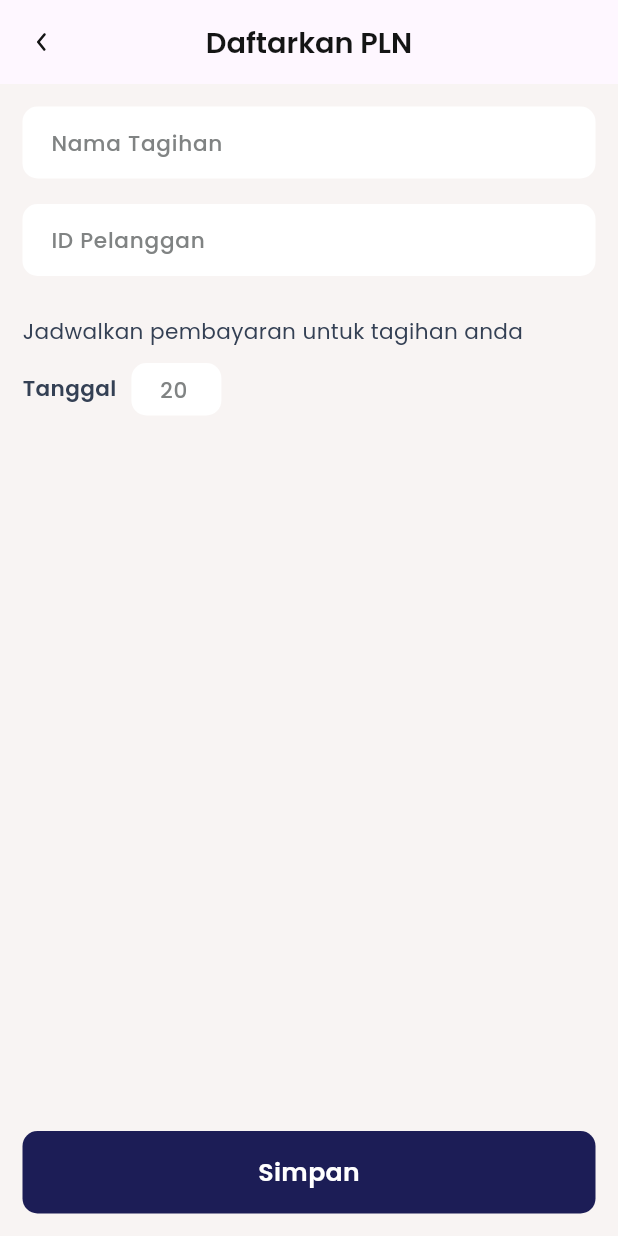
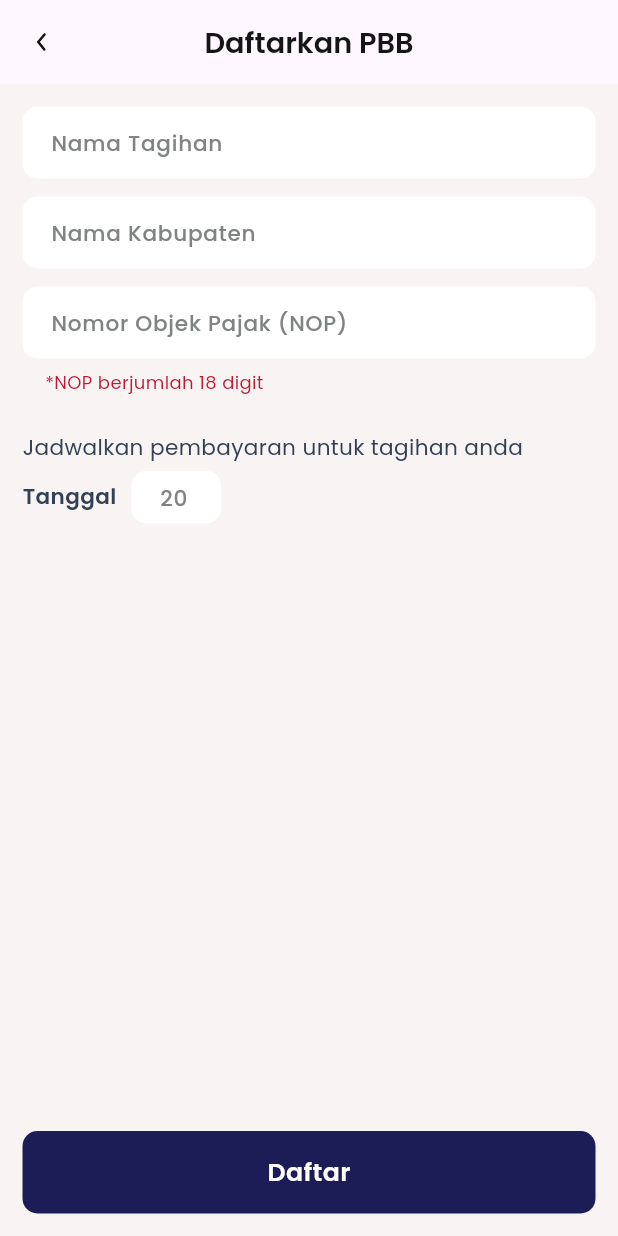
Before and after one commit to SyahranFD/govbill, a Flutter app: the screen it shows after launch, on a phone screen of 412 x 824 dp. Run offline on Flutter 3.47's test engine with Material 3 defaults, Android fonts, the phone set to English and light mode, and no system bars; our stand-ins replace flutter_svg, get, get_storage, google_fonts; project files that could hold a hidden picture were left out.

Commit message:
[A] slicing daftar PBB

```diff
--- /dev/null
+++ b/lib/app/pages/tambah_tagihan_page/component/tambah_pbb/tambah_pbb_view.dart
@@ -0,0 +1,112 @@
+import 'package:flutter/material.dart';
+import 'package:flutter/services.dart';
+import 'package:flutter/widgets.dart';
+import 'package:flutter_svg/flutter_svg.dart';
+import 'package:govbill/app/pages/tambah_tagihan_page/widget/button_widget.dart';
+import 'package:govbill/app/pages/tambah_tagihan_page/widget/text_input_widget.dart';
+import 'package:govbill/common/helper/themes.dart';
+
+class TambahPbbView extends StatelessWidget {
+  const TambahPbbView({super.key});
+
+  @override
+  Widget build(BuildContext context) {
+    return Scaffold(
+      backgroundColor: backgroundPageColor,
+      appBar: AppBar(
+        title: Text(
+          "Daftarkan PBB",
+          style: tsBodyLargeSemiboldBlack,
+        ),
+        centerTitle: true,
+        leading: IconButton(
+            onPressed: () {},
+            icon: SvgPicture.asset("assets/icons/icArrowBack.svg")),
+      ),
+      body: Container(
+          width: double.infinity,
+          margin: EdgeInsets.symmetric(horizontal: 15),
+          height: double.infinity,
+          child: SingleChildScrollView(
+            child:
+                Column(crossAxisAlignment: CrossAxisAlignment.start, children: [
+              SizedBox(
+                height: 15,
+              ),
+              TextInputWidget(
+                hintText: "Nama Tagihan",
+                height: 50,
+                padding: EdgeInsets.only(top: 10, left: 15),
+              ),
+              SizedBox(
+                height: 10,
+              ),
+              TextInputWidget(
+                hintText: "Nama Kabupaten",
+                height: 50,
+                padding: EdgeInsets.only(top: 10, left: 15),
+              ),
+              SizedBox(
+                height: 10,
+              ),
+              TextInputWidget(
+                hintText: "Nomor Objek Pajak (NOP)",
+                height: 50,
+                padding: EdgeInsets.only(top: 10, left: 15),
+              ),
+              SizedBox(
+                height: 5,
+              ),
+              Padding(
+                padding: const EdgeInsets.only(left: 15),
+                child: Text(
+                  "*NOP berjumlah 18 digit",
+                  style: tsLabelRegularRed,
+                ),
+              ),
+              SizedBox(
+                height: 25,
+              ),
+              Text(
+                "Jadwalkan pembayaran untuk tagihan anda",
+                style: tsBodySmallRegularBlueGrey,
+              ),
+              SizedBox(
+                height: 5,
+              ),
+              Row(
+                children: [
+                  Text(
+                    "Tanggal",
+                    style: tsBodySmallSemiboldBlueGrey,
+                  ),
+                  SizedBox(
+                    width: 10,
+                  ),
+                  TextInputWidget(
+                    height: 35,
+                    width: 60,
+                    hintText: "20",
+                    keyboard: TextInputType.number,
+                    inputFormatters: [
+                      LengthLimitingTextInputFormatter(2),
+                      FilteringTextInputFormatter.digitsOnly
+                    ],
+                    padding: EdgeInsets.only(top: 10, left: 15),
+                  ),
+                ],
+              ),
+            ]),
+          )),
+      floatingActionButton: ButtonWidget(
+        onTap: () {},
+        title: "Daftar",
+        height: 55,
+        width: double.infinity,
+        alignment: Alignment.center,
+        margin: EdgeInsets.all(15),
+      ),
+      floatingActionButtonLocation: FloatingActionButtonLocation.centerDocked,
+    );
+  }
+}
--- a/lib/common/routes/app_pages.dart
+++ b/lib/common/routes/app_pages.dart
@@ -1,5 +1,6 @@
 import 'package:get/get.dart';
 import 'package:govbill/app/pages/index.dart';
+import 'package:govbill/app/pages/tambah_tagihan_page/component/tambah_pbb/tambah_pbb_view.dart';
 import 'package:govbill/app/pages/tambah_tagihan_page/component/tambah_pln/tambah_pln_view.dart';
 part 'app_routes.dart';
 
@@ -8,7 +9,7 @@ class AppPages {
 
   AppPages._();
 
-  static const INITIAL = Routes.TAMBAH_PLN;
+  static const INITIAL = Routes.TAMBAH_PBB;
 
   static final routes = [
     GetPage(
@@ -132,5 +133,10 @@ class AppPages {
         page: () => TambahPlnView(),
         binding: TambahTagihanPageBinding(),
         transition: Transition.noTransition),
+    GetPage(
+        name: _Paths.TAMBAH_PBB,
+        page: () => TambahPbbView(),
+        binding: TambahTagihanPageBinding(),
+        transition: Transition.noTransition),
   ];
 }
--- a/lib/common/routes/app_routes.dart
+++ b/lib/common/routes/app_routes.dart
@@ -24,6 +24,7 @@ abstract class Routes {
   static const TAMBAH_MOBIL_PAGE = _Paths.TAMBAH_MOBIL_PAGE;
   static const TAMBAH_MOBIL_KONFIRMASI = _Paths.TAMBAH_MOBIL_KONFIRMASI;
   static const TAMBAH_PLN = _Paths.TAMBAH_PLN;
+  static const TAMBAH_PBB = _Paths.TAMBAH_PBB;
 }
 
 abstract class _Paths {
@@ -50,4 +51,5 @@ abstract class _Paths {
   static const TAMBAH_MOBIL_PAGE = '/tambah-mobil';
   static const TAMBAH_MOBIL_KONFIRMASI = "/tambah-mobil-konfirmasi";
   static const TAMBAH_PLN = "/tambah-pln";
+  static const TAMBAH_PBB = "/tambah-pbb";
 }
```
